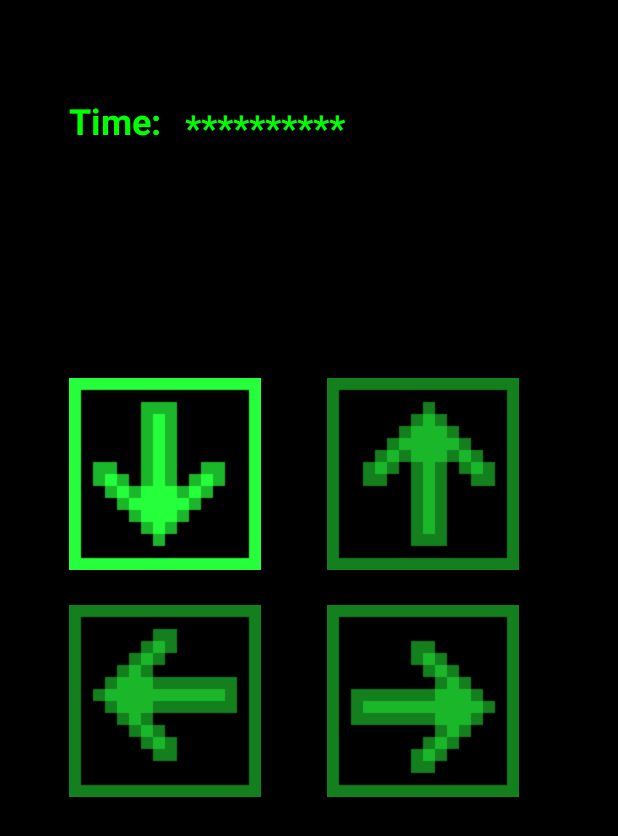
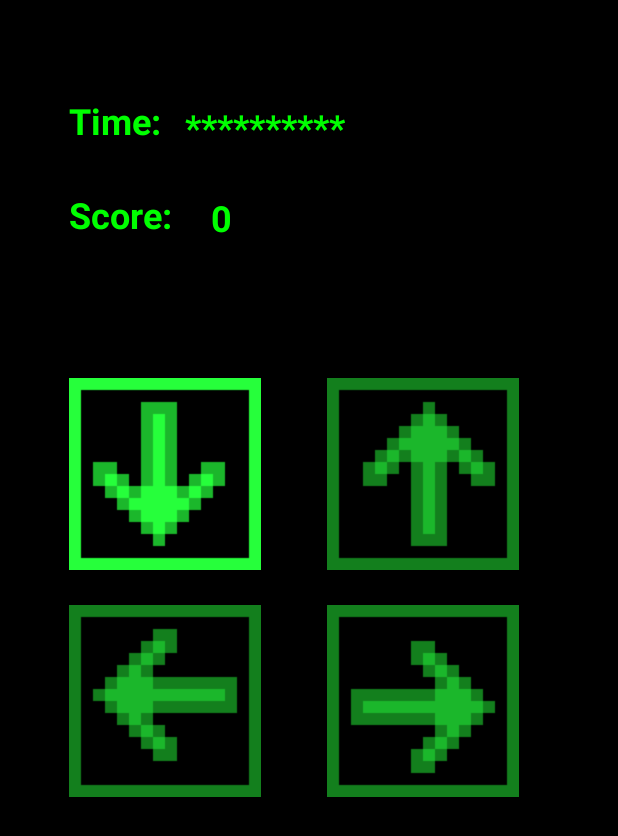
Before and after one commit to janavarro95/CMPS121Project, an Android app: the MinigameSimonSaysActivity screen opened directly, with no data from a screen before it, on a phone screen of 412 x 824 dp. Shown: the top 836 px of the screen. Run offline under Robolectric (Android 15) with nearby library versions, the phone set to English and light mode, and no system bars.

Commit message:
Finished Simon Says minigame.

```diff
--- a/Hck3rz/app/src/main/res/layout/activity_minigame_simon_says.xml
+++ b/Hck3rz/app/src/main/res/layout/activity_minigame_simon_says.xml
@@ -82,4 +82,32 @@
         android:textStyle="bold"
         app:layout_constraintStart_toEndOf="@+id/MINIGAME_ACTIVITY_SIMON_SAYS_TEXT_VIEW_TIME"
         app:layout_constraintTop_toTopOf="parent" />
+
+    <TextView
+        android:id="@+id/textView"
+        android:layout_width="wrap_content"
+        android:layout_height="wrap_content"
+        android:layout_marginLeft="46dp"
+        android:layout_marginStart="46dp"
+        android:layout_marginTop="30dp"
+        android:text="Score:"
+        android:textColor="@color/terminalText"
+        android:textSize="24dp"
+        android:textStyle="bold"
+        app:layout_constraintStart_toStartOf="parent"
+        app:layout_constraintTop_toBottomOf="@+id/MINIGAME_ACTIVITY_SIMON_SAYS_TEXT_VIEW_TIME" />
+
+    <TextView
+        android:id="@+id/MINIGAME_ACTIVITY_SIMON_SAYS_TEXT_VIEW_SCORE_VALUE"
+        android:layout_width="wrap_content"
+        android:layout_height="wrap_content"
+        android:layout_marginLeft="26dp"
+        android:layout_marginStart="26dp"
+        android:layout_marginTop="28dp"
+        android:text="0"
+        android:textColor="@color/terminalText"
+        android:textSize="24dp"
+        android:textStyle="bold"
+        app:layout_constraintStart_toEndOf="@+id/textView"
+        app:layout_constraintTop_toBottomOf="@+id/MINIGAME_ACTIVITY_SIMON_SAYS_TEXT_VIEW_TIME_REMAINING" />
 </android.support.constraint.ConstraintLayout>
```
Also changed, not shown: Hck3rz/app/src/main/java/com/example/hck3rz/hck3rz/MinigameSimonSaysActivity.java (+69 -0 lines).
